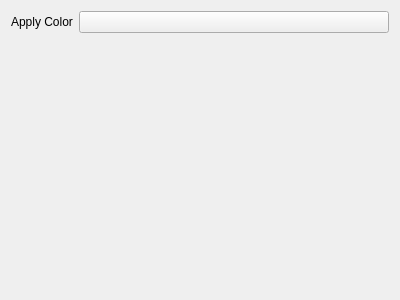
Qt form avogadro/qtplugins/selectiontool/selectiontoolwidget.ui (OpenChemistry/avogadrolibs) before a commit.
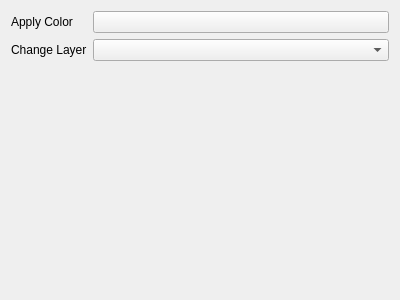
The same form after that commit.

Commit message: eval lock in select, change layer, do/undo color

The edit to the form file:
```diff
--- a/avogadro/qtplugins/selectiontool/selectiontoolwidget.ui
+++ b/avogadro/qtplugins/selectiontool/selectiontoolwidget.ui
@@ -31,6 +31,18 @@
      </property>
     </widget>
    </item>
+   <!-- change Layer  -->
+   <item row="1" column="0">
+    <widget class="QLabel" name="label">
+     <property name="text">
+      <string>Change Layer</string>
+     </property>
+    </widget>
+   </item>
+   <item row="1" column="1">
+    <widget class="QComboBox" name="changeLayerDropDown">
+    </widget>
+   </item>
   </layout>
  </widget>
  <resources/>
```
Left out of the diff: 1 changed line with no effect on the pictures. The commit also changes 15 other files.
